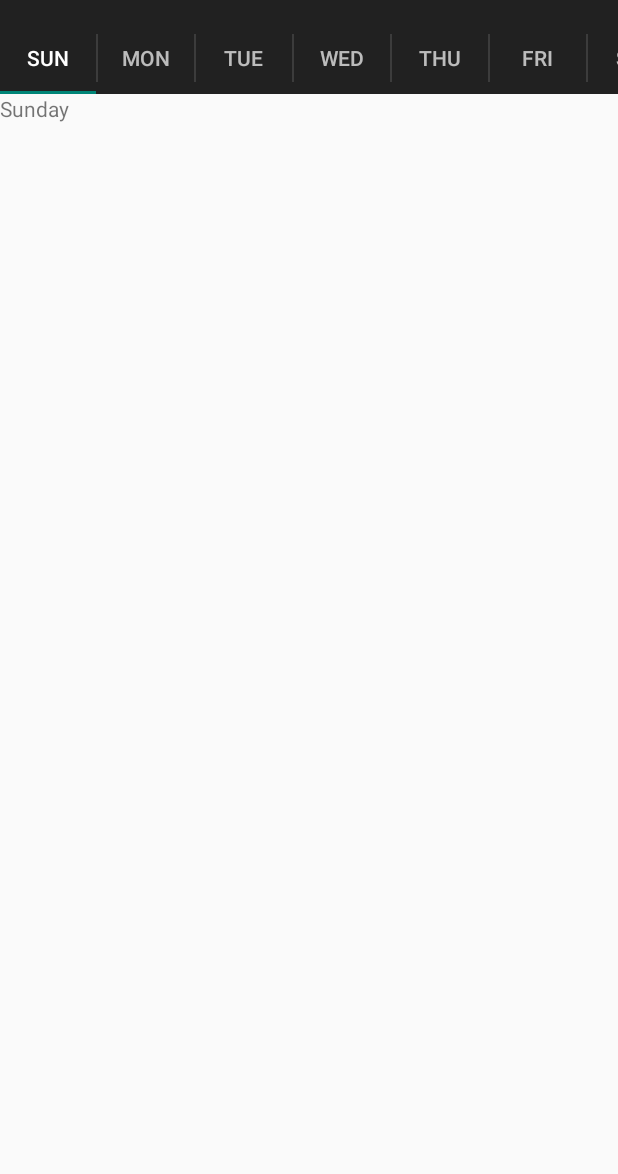
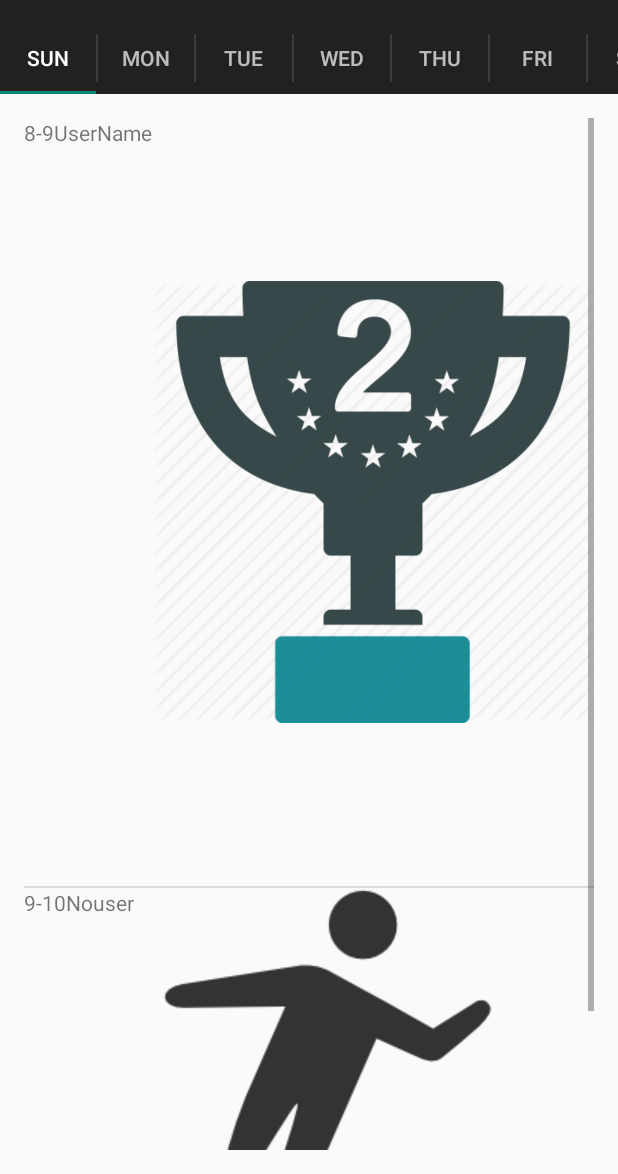
Before and after one commit to iamsabin/FutsalBooking, an Android app: the screen it shows after launch (Booking), after a tap on "Booking", on a phone screen of 412 x 824 dp, the part 62-1236 px from its top. Run offline under Robolectric (Android 15) with nearby library versions, the phone set to English and light mode, and no system bars.

Commit message:
add list of booking days

```diff
--- /dev/null
+++ b/app/src/main/java/android/com/futsalbooking/DailyBooking.java
@@ -0,0 +1,16 @@
+package android.com.futsalbooking;
+
+/**
+ * Created by Sabin-HP on 6/1/2016.
+ */
+public class DailyBooking {
+    public String time;
+    public String username;
+    public int imageID;
+
+    public DailyBooking(int imageID, String time, String username) {
+        this.imageID = imageID;
+        this.time = time;
+        this.username = username;
+    }
+}
--- a/app/src/main/java/android/com/futsalbooking/DaysFragment/Sunday.java
+++ b/app/src/main/java/android/com/futsalbooking/DaysFragment/Sunday.java
@@ -1,11 +1,16 @@
 package android.com.futsalbooking.DaysFragment;
 
+import android.com.futsalbooking.DailyBooking;
 import android.com.futsalbooking.R;
+import android.com.futsalbooking.adapter.DailyBookingAdapter;
 import android.os.Bundle;
 import android.support.v4.app.Fragment;
 import android.view.LayoutInflater;
 import android.view.View;
 import android.view.ViewGroup;
+import android.widget.ListView;
+
+import java.util.Arrays;
 
 /**
  * Created by Sabin-HP on 5/29/2016.
@@ -15,6 +20,17 @@ public class Sunday extends Fragment {
     public View onCreateView(LayoutInflater inflater, ViewGroup container,
                              Bundle savedInstanceState) {
         View rootView = inflater.inflate(R.layout.sunday, container, false);
+
+        ListView listView = (ListView) rootView.findViewById(R.id.listview_sunday);
+
+        DailyBooking[] dailyBooking = {
+                new DailyBooking(R.drawable.tournament, "8-9", "UserName"),
+                new DailyBooking(R.drawable.booking, "9-10", "Nouser")};
+
+        DailyBookingAdapter dailyBookingAdapter = new DailyBookingAdapter(this.getActivity(), Arrays.asList(dailyBooking));
+
+        listView.setAdapter(dailyBookingAdapter);
+
         return rootView;
     }
 }
--- /dev/null
+++ b/app/src/main/java/android/com/futsalbooking/adapter/DailyBookingAdapter.java
@@ -0,0 +1,48 @@
+package android.com.futsalbooking.adapter;
+
+import android.app.Activity;
+import android.com.futsalbooking.DailyBooking;
+import android.com.futsalbooking.Menu;
+import android.com.futsalbooking.R;
+import android.util.Log;
+import android.view.LayoutInflater;
+import android.view.View;
+import android.view.ViewGroup;
+import android.widget.ArrayAdapter;
+import android.widget.ImageView;
+import android.widget.TextView;
+
+import java.util.List;
+
+/**
+ * Created by Sabin-HP on 6/1/2016.
+ */
+public class DailyBookingAdapter extends ArrayAdapter<DailyBooking> {
+    private static final String LOG_TAG = DailyBookingAdapter.class.getSimpleName();
+
+    public DailyBookingAdapter(Activity context, List<DailyBooking> dailyBookings) {
+
+        super(context, 0, dailyBookings);
+    }
+
+    @Override
+    public View getView(int position, View convertView, ViewGroup parent) {
+        DailyBooking dailyBooking = getItem(position);
+
+        if (convertView == null) {
+            convertView = LayoutInflater.from(getContext()).inflate(
+                    R.layout.list_item_daily_booking, parent, false);
+        }
+
+        ImageView iconView = (ImageView) convertView.findViewById(R.id.list_item_book_imageview);
+        iconView.setImageResource(dailyBooking.imageID);
+
+        TextView timeTextView = (TextView) convertView.findViewById(R.id.list_item_book_time_textview);
+        timeTextView.setText(dailyBooking.time);
+
+        TextView usernameTextView = (TextView) convertView.findViewById(R.id.list_item_book_user_textview);
+        usernameTextView.setText(dailyBooking.username);
+
+        return convertView;
+    }
+}
--- a/app/src/main/java/android/com/futsalbooking/adapter/MenuAdapter.java
+++ b/app/src/main/java/android/com/futsalbooking/adapter/MenuAdapter.java
@@ -18,9 +18,9 @@ import java.util.List;
 public class MenuAdapter extends ArrayAdapter<Menu> {
     private static final String LOG_TAG = MenuAdapter.class.getSimpleName();
 
-    public MenuAdapter(Activity context, List<Menu> androidFlavors) {
+    public MenuAdapter(Activity context, List<Menu> menus) {
 
-        super(context, 0, androidFlavors);
+        super(context, 0, menus);
     }
 
     @Override
--- /dev/null
+++ b/app/src/main/res/layout/list_item_daily_booking.xml
@@ -0,0 +1,24 @@
+<?xml version="1.0" encoding="utf-8"?>
+<LinearLayout xmlns:android="http://schemas.android.com/apk/res/android"
+    android:layout_width="match_parent"
+    android:layout_height="match_parent"
+    android:orientation="horizontal">
+
+    <TextView
+        android:layout_width="wrap_content"
+        android:layout_height="wrap_content"
+        android:minHeight="?android:attr/listPreferredItemHeight"
+        android:id="@+id/list_item_book_time_textview"/>
+
+    <TextView
+        android:layout_width="wrap_content"
+        android:layout_height="wrap_content"
+        android:minHeight="?android:attr/listPreferredItemHeight"
+        android:id="@+id/list_item_book_user_textview"/>
+
+    <ImageView
+        android:layout_width="wrap_content"
+        android:layout_height="wrap_content"
+        android:id="@+id/list_item_book_imageview"/>
+
+</LinearLayout>
--- a/app/src/main/res/layout/sunday.xml
+++ b/app/src/main/res/layout/sunday.xml
@@ -1,11 +1,16 @@
-<?xml version="1.0" encoding="utf-8"?>
-<LinearLayout xmlns:android="http://schemas.android.com/apk/res/android"
-    android:orientation="vertical" android:layout_width="match_parent"
+<FrameLayout xmlns:android="http://schemas.android.com/apk/res/android"
+    xmlns:tools="http://schemas.android.com/tools"
+    android:layout_width="match_parent"
     android:layout_height="match_parent">
 
-    <TextView
-        android:layout_width="wrap_content"
-        android:layout_height="wrap_content"
-        android:text="Sunday"/>
-
-</LinearLayout>
+    <ListView
+        android:layout_width="match_parent"
+        android:layout_height="match_parent"
+        android:id="@+id/listview_sunday"
+        android:layout_margin="8dp"
+        android:horizontalSpacing="16dp"
+        android:padding="8dp"
+        android:stretchMode="columnWidth"
+        android:verticalSpacing="16dp"
+        tools:context=".MainActivityFragment"/>
+</FrameLayout>
```
